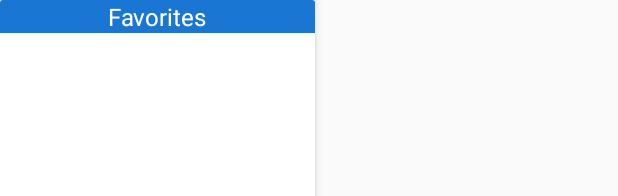
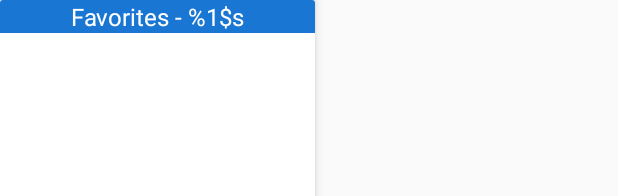
Before and after one commit to nackko/findmybikes, an Android app: the layout favorites_sheet.xml on its own in the app's theme, with its tools: preview values and no code run, on a phone screen of 412 x 824 dp. Shown: the top 196 px of the screen. Run offline under Robolectric (Android 15) with nearby library versions, the phone set to English and light mode, and no system bars.

Commit message:
UX tweak. Showing bike network name in favorites sheet.

```diff
--- a/app/src/main/java/com/ludoscity/findmybikes/activities/NearbyActivity.java
+++ b/app/src/main/java/com/ludoscity/findmybikes/activities/NearbyActivity.java
@@ -391,10 +391,14 @@ public class NearbyActivity extends AppCompatActivity
 
     private void setupFavoriteListFeedback(boolean _noFavorite) {
         if (_noFavorite){
+            ((TextView)findViewById(R.id.empty_favorite_list_text)).setText(
+                    String.format(getResources().getString(R.string.no_favorite), DBHelper.getBikeNetworkName(this)));
             findViewById(R.id.empty_favorite_list_text).setVisibility(View.VISIBLE);
             findViewById(R.id.favorites_sheet_content).setVisibility(View.GONE);
         }
         else{
+            ((TextView)findViewById(R.id.favorites_sheet_header)).setText(
+                    String.format(getResources().getString(R.string.favorites_sheet_header), DBHelper.getBikeNetworkName(this)));
             findViewById(R.id.empty_favorite_list_text).setVisibility(View.GONE);
             findViewById(R.id.favorites_sheet_content).setVisibility(View.VISIBLE);
         }
@@ -1329,6 +1333,7 @@ public class NearbyActivity extends AppCompatActivity
 
             //noinspection ConstantConditions
             getSupportActionBar().setSubtitle(DBHelper.getBikeNetworkName(NearbyActivity.this));
+            setupFavoriteSheet();
 
             AlertDialog alertDialog = new AlertDialog.Builder(NearbyActivity.this).create();
             //alertDialog.setTitle(getString(R.string.network_found_title));
--- a/app/src/main/java/com/ludoscity/findmybikes/fragments/StationMapFragment.java
+++ b/app/src/main/java/com/ludoscity/findmybikes/fragments/StationMapFragment.java
@@ -425,6 +425,8 @@ public class StationMapFragment extends Fragment
     //TODO: if clients have a stationname, maybe they have the station LatLng on hand
     public void setPinOnStation(boolean _lookingForBike, String _stationId){
 
+        //Seen concurrentmodification exception on app resuming after long hibernation
+        //TODO: investigate access to mMapMarkersGfxData
         for (StationMapGfx markerData : mMapMarkersGfxData){
             if (markerData.getMarkerTitle().equalsIgnoreCase(_stationId)) {
                 if (_lookingForBike){
--- a/app/src/main/res/layout/favorites_sheet.xml
+++ b/app/src/main/res/layout/favorites_sheet.xml
@@ -27,7 +27,7 @@
             android:layout_width="@dimen/sheet_width"
             android:textSize="16sp"
             android:gravity="center"
-            android:text="@string/title_section_favorites"
+            android:text="@string/favorites_sheet_header"
             android:singleLine="true"
             android:textColor="@color/primary_text_default_material_dark"
             android:background="@color/theme_primary_dark"
--- a/app/src/main/res/values/strings.xml
+++ b/app/src/main/res/values/strings.xml
@@ -1,6 +1,6 @@
 <resources>
     <string name="app_name">FindMyBikes</string>
-    <string name="title_section_favorites">Favorites</string>
+    <string name="favorites_sheet_header">Favorites - %1$s</string>
     <string name="title_section_nearby">Nearby</string>
     <string name="navigation_drawer_open">Open navigation drawer</string>
     <string name="navigation_drawer_close">Close navigation drawer</string>
@@ -50,5 +50,5 @@
     <string name="pref_biking_proximity_duration">Duration. (As the crow flies, at 10km/h)</string>
     <string name="hour_symbol">h</string>
     <string name="undo"><b>UNDO</b></string>
-    <string name="no_favorite">No favorite</string>
+    <string name="no_favorite">No favorite for %1$s</string>
 </resources>
```
Also changed, not shown: 1 other file.
